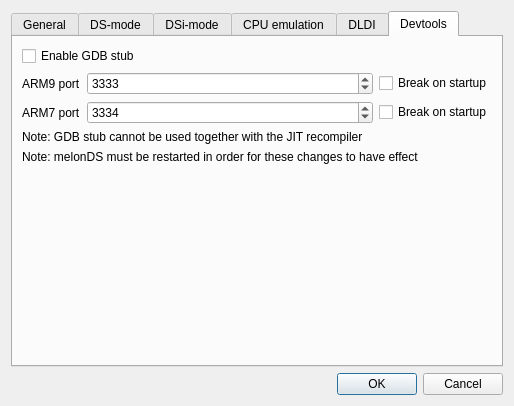
This is src/frontend/qt_sdl/EmuSettingsDialog.ui in melonDS-emu/melonDS as Qt 5 draws it before an edit. The edited form follows.
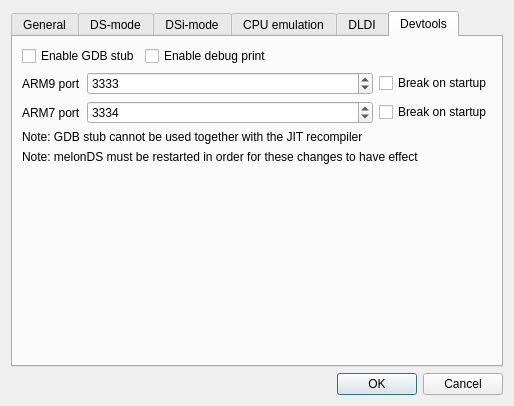
This is the edited form. The open tabs and pages were chosen to show the change. Custom widgets are drawn as their Qt base class.

Commit message: Place debug printing behind a toggle

What changed in the file:
```diff
--- a/src/frontend/qt_sdl/EmuSettingsDialog.ui
+++ b/src/frontend/qt_sdl/EmuSettingsDialog.ui
@@ -607,6 +607,13 @@
          </property>
         </widget>
        </item>
+       <item row="0" column="2" colspan="3">
+        <widget class="QCheckBox" name="cbDebugPrintEnabled">
+         <property name="text">
+          <string>Enable debug print</string>
+         </property>
+        </widget>
+       </item>
        <item row="4" column="0" colspan="7">
         <widget class="QLabel" name="label_18">
          <property name="text">
```
The commit also changes 7 other files.
